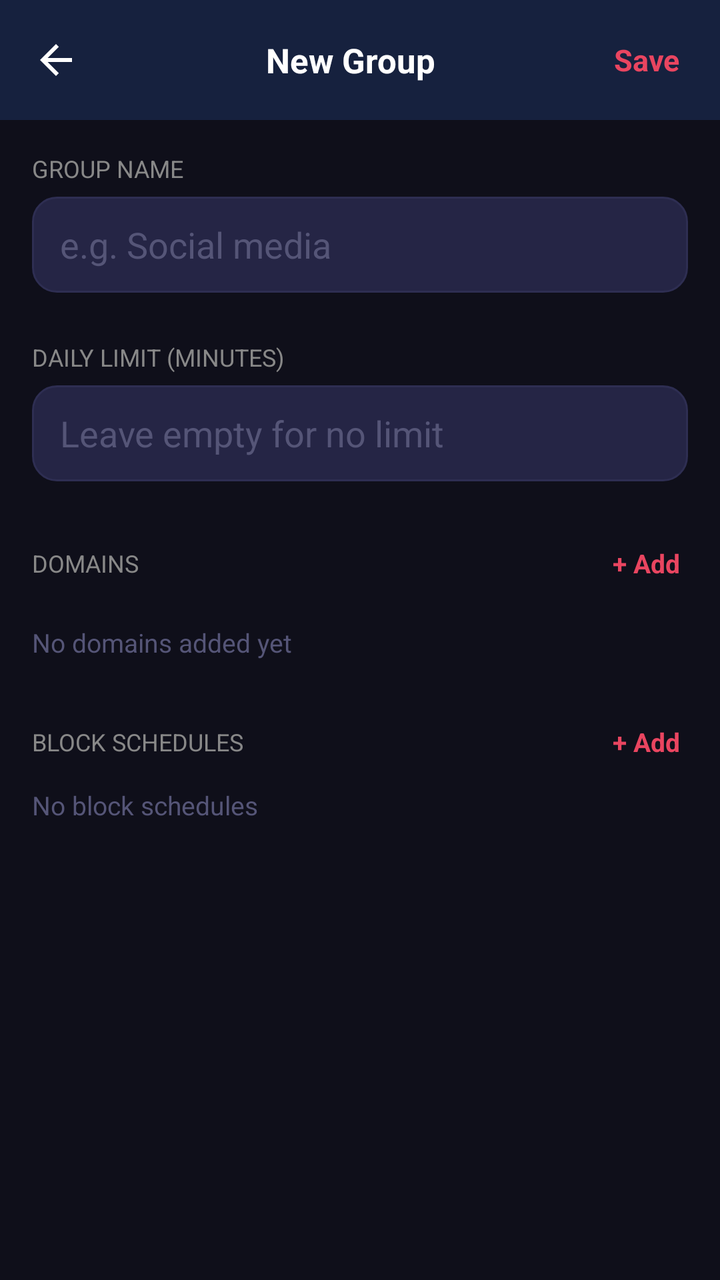
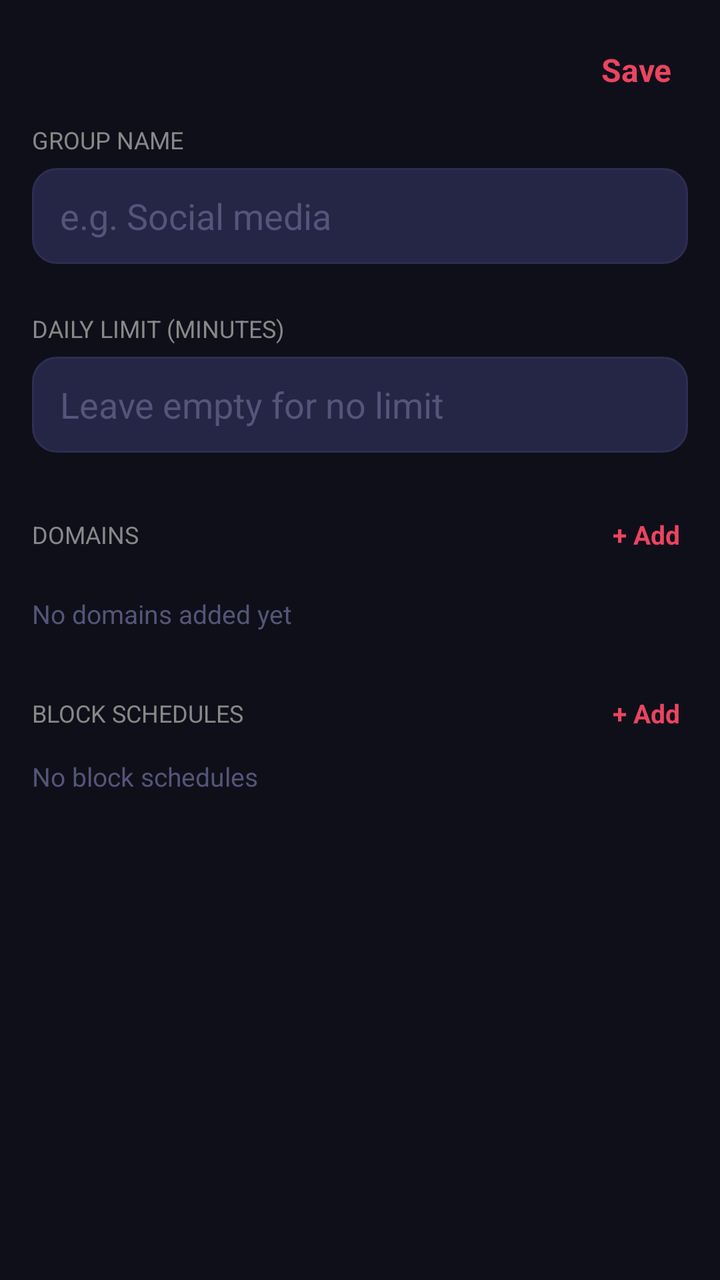

Compare the two renders of this Android layout. The source of the first and the diff that turns it into the second are given below.
<!-- AndroidManifest.xml: application theme Theme.ITNSecureBrowser -->
<!-- res/layout/activity_group_edit.xml -->
<?xml version="1.0" encoding="utf-8"?>
<FrameLayout xmlns:android="http://schemas.android.com/apk/res/android"
    xmlns:app="http://schemas.android.com/apk/res-auto"
    android:layout_width="match_parent"
    android:layout_height="match_parent"
    android:background="@color/bg_page">

    <LinearLayout
        android:layout_width="match_parent"
        android:layout_height="match_parent"
        android:orientation="vertical">

        
        <LinearLayout
            android:layout_width="match_parent"
            android:layout_height="60dp"
            android:orientation="horizontal"
            android:background="@color/bg_toolbar"
            android:gravity="center_vertical"
            android:paddingStart="4dp"
            android:paddingEnd="12dp">

            <ImageButton
                android:id="@+id/btnBack"
                android:layout_width="48dp"
                android:layout_height="48dp"
                android:src="@drawable/ic_back"
                android:background="?attr/selectableItemBackgroundBorderless"
                android:padding="12dp"
                android:contentDescription="@string/cd_back" />

            <TextView
                android:id="@+id/headerTitle"
                android:layout_width="0dp"
                android:layout_height="wrap_content"
                android:layout_weight="1"
                android:text="@string/new_group_title"
                android:textColor="@color/text_primary"
                android:textSize="17sp"
                android:textStyle="bold"
                android:gravity="center" />

            <TextView
                android:id="@+id/btnSave"
                android:layout_width="wrap_content"
                android:layout_height="wrap_content"
                android:text="@string/btn_save"
                android:textColor="@color/accent"
                android:textSize="15sp"
                android:textStyle="bold"
                android:padding="8dp"
                android:clickable="true"
                android:focusable="true"
                android:background="?attr/selectableItemBackgroundBorderless" />
        </LinearLayout>

        <ScrollView
            android:layout_width="match_parent"
            android:layout_height="0dp"
            android:layout_weight="1"
            android:clipToPadding="false"
            android:paddingBottom="80dp">

            <LinearLayout
                android:layout_width="match_parent"
                android:layout_height="wrap_content"
                android:orientation="vertical"
                android:padding="16dp">

                
                <TextView
                    android:layout_width="wrap_content"
                    android:layout_height="wrap_content"
                    android:text="@string/group_name_label"
                    android:textColor="@color/text_secondary"
                    android:textSize="12sp"
                    android:textAllCaps="true"
                    android:layout_marginBottom="6dp" />

                <EditText
                    android:id="@+id/inputGroupName"
                    android:layout_width="match_parent"
                    android:layout_height="48dp"
                    android:hint="@string/group_name_hint"
                    android:inputType="text"
                    android:textColor="@color/text_primary"
                    android:textColorHint="@color/text_hint"
                    android:background="@drawable/bg_field"
                    android:paddingStart="14dp"
                    android:paddingEnd="14dp"
                    android:layout_marginBottom="24dp"
                    android:imeOptions="actionNext" />

                
                <TextView
                    android:layout_width="wrap_content"
                    android:layout_height="wrap_content"
                    android:text="@string/group_daily_limit_label"
                    android:textColor="@color/text_secondary"
                    android:textSize="12sp"
                    android:textAllCaps="true"
                    android:layout_marginBottom="6dp" />

                <EditText
                    android:id="@+id/inputLimit"
                    android:layout_width="match_parent"
                    android:layout_height="48dp"
                    android:hint="@string/group_daily_limit_hint"
                    android:inputType="number"
                    android:textColor="@color/text_primary"
                    android:textColorHint="@color/text_hint"
                    android:background="@drawable/bg_field"
                    android:paddingStart="14dp"
                    android:paddingEnd="14dp"
                    android:layout_marginBottom="28dp"
                    android:imeOptions="actionDone" />

                
                <LinearLayout
                    android:layout_width="match_parent"
                    android:layout_height="wrap_content"
                    android:orientation="horizontal"
                    android:gravity="center_vertical"
                    android:layout_marginBottom="10dp">

                    <TextView
                        android:layout_width="0dp"
                        android:layout_height="wrap_content"
                        android:layout_weight="1"
                        android:text="@string/domains_label"
                        android:textColor="@color/text_secondary"
                        android:textSize="12sp"
                        android:textAllCaps="true" />

                    <TextView
                        android:id="@+id/btnAddDomain"
                        android:layout_width="wrap_content"
                        android:layout_height="wrap_content"
                        android:text="@string/btn_add_domain"
                        android:textColor="@color/accent"
                        android:textSize="13sp"
                        android:textStyle="bold"
                        android:padding="4dp"
                        android:clickable="true"
                        android:focusable="true" />
                </LinearLayout>

                
                <LinearLayout
                    android:id="@+id/domainsContainer"
                    android:layout_width="match_parent"
                    android:layout_height="wrap_content"
                    android:orientation="vertical"
                    android:layout_marginBottom="8dp" />

                <TextView
                    android:id="@+id/domainsEmptyHint"
                    android:layout_width="wrap_content"
                    android:layout_height="wrap_content"
                    android:text="@string/domains_empty_hint"
                    android:textColor="@color/text_hint"
                    android:textSize="13sp"
                    android:layout_marginBottom="28dp"
                    android:visibility="visible" />

                
                <LinearLayout
                    android:layout_width="match_parent"
                    android:layout_height="wrap_content"
                    android:orientation="horizontal"
                    android:gravity="center_vertical"
                    android:layout_marginBottom="10dp">

                    <TextView
                        android:layout_width="0dp"
                        android:layout_height="wrap_content"
                        android:layout_weight="1"
                        android:text="@string/schedules_label"
                        android:textColor="@color/text_secondary"
                        android:textSize="12sp"
                        android:textAllCaps="true" />

                    <TextView
                        android:id="@+id/btnAddSchedule"
                        android:layout_width="wrap_content"
                        android:layout_height="wrap_content"
                        android:text="@string/btn_add_schedule"
                        android:textColor="@color/accent"
                        android:textSize="13sp"
                        android:textStyle="bold"
                        android:padding="4dp"
                        android:clickable="true"
                        android:focusable="true" />
                </LinearLayout>

                
                <LinearLayout
                    android:id="@+id/schedulesContainer"
                    android:layout_width="match_parent"
                    android:layout_height="wrap_content"
                    android:orientation="vertical" />

                <TextView
                    android:id="@+id/schedulesEmptyHint"
                    android:layout_width="wrap_content"
                    android:layout_height="wrap_content"
                    android:text="@string/schedules_empty_hint"
                    android:textColor="@color/text_hint"
                    android:textSize="13sp"
                    android:visibility="visible" />

            </LinearLayout>
        </ScrollView>
    </LinearLayout>

</FrameLayout>
<!-- resources referenced by this layout -->
<resources>
  <color name="accent">#E94560</color>
  <color name="bg_page">#0F0F1A</color>
  <color name="bg_toolbar">#16213E</color>
  <color name="text_hint">#555577</color>
  <color name="text_primary">#FFFFFF</color>
  <color name="text_secondary">#888888</color>
  <!-- drawable bg_field (drawable) -->
  <?xml version="1.0" encoding="utf-8"?>
  <shape xmlns:android="http://schemas.android.com/apk/res/android"
      android:shape="rectangle">
      <corners android:radius="12dp" />
      <solid android:color="@color/bg_field" />
      <stroke
          android:width="1dp"
          android:color="@color/bg_card_stroke" />
  </shape>
  <!-- drawable ic_back (drawable) -->
  <vector xmlns:android="http://schemas.android.com/apk/res/android"
      android:width="24dp"
      android:height="24dp"
      android:viewportWidth="24"
      android:viewportHeight="24">
      <path
          android:fillColor="#FFFFFF"
          android:pathData="M20,11H7.83l5.59,-5.59L12,4l-8,8 8,8 1.41,-1.41L7.83,13H20v-2z" />
  </vector>
  <string name="btn_add_domain">+ Add</string>
  <string name="btn_add_schedule">+ Add</string>
  <string name="btn_save">Save</string>
  <string name="cd_back">Back</string>
  <string name="domains_empty_hint">No domains added yet</string>
  <string name="domains_label">Domains</string>
  <string name="group_daily_limit_hint">Leave empty for no limit</string>
  <string name="group_daily_limit_label">Daily limit (minutes)</string>
  <string name="group_name_hint">e.g. Social media</string>
  <string name="group_name_label">Group name</string>
  <string name="new_group_title">New Group</string>
  <string name="schedules_empty_hint">No block schedules</string>
  <string name="schedules_label">Block Schedules</string>
  <style name="Theme.ITNSecureBrowser" parent="Theme.MaterialComponents.DayNight.NoActionBar">
          <item name="colorPrimary">@color/tab_active</item>
          <item name="colorPrimaryVariant">@color/bg_tab_bar</item>
          <item name="colorOnPrimary">@color/text_primary</item>
          <item name="colorSecondary">@color/accent</item>
          <item name="colorOnSecondary">@color/text_primary</item>
          <item name="android:windowBackground">@color/bg_toolbar</item>
          <item name="android:statusBarColor">@color/bg_tab_bar</item>
          <item name="android:navigationBarColor">@color/bg_tab_bar</item>
          <item name="android:windowLightStatusBar">false</item>
      </style>
  <color name="bg_field">#252545</color>
  <color name="bg_card_stroke">#2E2E52</color>
  <color name="tab_active">#0F3460</color>
  <color name="bg_tab_bar">#1A1A2E</color>
</resources>

<!-- the commit's change to res/layout/activity_group_edit.xml (unified diff, before → after) -->
@@ -1,216 +1,174 @@
 <?xml version="1.0" encoding="utf-8"?>
-<FrameLayout xmlns:android="http://schemas.android.com/apk/res/android"
-    xmlns:app="http://schemas.android.com/apk/res-auto"
+<ScrollView xmlns:android="http://schemas.android.com/apk/res/android"
     android:layout_width="match_parent"
     android:layout_height="match_parent"
-    android:background="@color/bg_page">
+    android:background="#0F0F1A"
+    android:clipToPadding="false"
+    android:paddingBottom="80dp">
 
     <LinearLayout
         android:layout_width="match_parent"
-        android:layout_height="match_parent"
-        android:orientation="vertical">
+        android:layout_height="wrap_content"
+        android:orientation="vertical"
+        android:padding="16dp">
+
+        
+        <TextView
+            android:id="@+id/btnSave"
+            android:layout_width="wrap_content"
+            android:layout_height="wrap_content"
+            android:layout_gravity="end"
+            android:text="@string/btn_save"
+            android:textColor="@color/accent"
+            android:textSize="@dimen/text_sm"
+            android:textStyle="bold"
+            android:padding="8dp"
+            android:clickable="true"
+            android:focusable="true"
+            android:background="?attr/selectableItemBackgroundBorderless"
+            android:layout_marginBottom="8dp" />
+
+        
+        <TextView
+            android:layout_width="wrap_content"
+            android:layout_height="wrap_content"
+            android:text="@string/group_name_label"
+            android:textColor="@color/text_secondary"
+            android:textSize="12sp"
+            android:textAllCaps="true"
+            android:layout_marginBottom="6dp" />
+
+        <EditText
+            android:id="@+id/inputGroupName"
+            android:layout_width="match_parent"
+            android:layout_height="48dp"
+            android:hint="@string/group_name_hint"
+            android:inputType="text"
+            android:textColor="@color/text_primary"
+            android:textColorHint="@color/text_hint"
+            android:background="@drawable/bg_field"
+            android:paddingStart="14dp"
+            android:paddingEnd="14dp"
+            android:layout_marginBottom="24dp"
+            android:imeOptions="actionNext" />
+
+        
+        <TextView
+            android:layout_width="wrap_content"
+            android:layout_height="wrap_content"
+            android:text="@string/group_daily_limit_label"
+            android:textColor="@color/text_secondary"
+            android:textSize="12sp"
+            android:textAllCaps="true"
+            android:layout_marginBottom="6dp" />
+
+        <EditText
+            android:id="@+id/inputLimit"
+            android:layout_width="match_parent"
+            android:layout_height="48dp"
+            android:hint="@string/group_daily_limit_hint"
+            android:inputType="number"
+            android:textColor="@color/text_primary"
+            android:textColorHint="@color/text_hint"
+            android:background="@drawable/bg_field"
+            android:paddingStart="14dp"
+            android:paddingEnd="14dp"
+            android:layout_marginBottom="28dp"
+            android:imeOptions="actionDone" />
 
         
         <LinearLayout
             android:layout_width="match_parent"
-            android:layout_height="60dp"
+            android:layout_height="wrap_content"
             android:orientation="horizontal"
-            android:background="@color/bg_toolbar"
             android:gravity="center_vertical"
-            android:paddingStart="4dp"
-            android:paddingEnd="12dp">
-
-            <ImageButton
-                android:id="@+id/btnBack"
-                android:layout_width="48dp"
-                android:layout_height="48dp"
-                android:src="@drawable/ic_back"
-                android:background="?attr/selectableItemBackgroundBorderless"
-                android:padding="12dp"
-                android:contentDescription="@string/cd_back" />
+            android:layout_marginBottom="10dp">
 
             <TextView
-                android:id="@+id/headerTitle"
                 android:layout_width="0dp"
                 android:layout_height="wrap_content"
                 android:layout_weight="1"
-                android:text="@string/new_group_title"
-                android:textColor="@color/text_primary"
-                android:textSize="17sp"
-                android:textStyle="bold"
-                android:gravity="center" />
+                android:text="@string/domains_label"
+                android:textColor="@color/text_secondary"
+                android:textSize="12sp"
+                android:textAllCaps="true" />
 
             <TextView
-                android:id="@+id/btnSave"
+                android:id="@+id/btnAddDomain"
                 android:layout_width="wrap_content"
                 android:layout_height="wrap_content"
-                android:text="@string/btn_save"
+                android:text="@string/btn_add_domain"
                 android:textColor="@color/accent"
-                android:textSize="15sp"
+                android:textSize="13sp"
                 android:textStyle="bold"
-                android:padding="8dp"
+                android:padding="4dp"
                 android:clickable="true"
-                android:focusable="true"
-                android:background="?attr/selectableItemBackgroundBorderless" />
+                android:focusable="true" />
         </LinearLayout>
 
-        <ScrollView
+        
+        <LinearLayout
+            android:id="@+id/domainsContainer"
             android:layout_width="match_parent"
-            android:layout_height="0dp"
-            android:layout_weight="1"
-            android:clipToPadding="false"
-            android:paddingBottom="80dp">
+            android:layout_height="wrap_content"
+            android:orientation="vertical"
+            android:layout_marginBottom="8dp" />
 
-            <LinearLayout
-                android:layout_width="match_parent"
+        <TextView
+            android:id="@+id/domainsEmptyHint"
+            android:layout_width="wrap_content"
+            android:layout_height="wrap_content"
+            android:text="@string/domains_empty_hint"
+            android:textColor="@color/text_hint"
+            android:textSize="13sp"
+            android:layout_marginBottom="28dp"
+            android:visibility="visible" />
+
+        
+        <LinearLayout
+            android:layout_width="match_parent"
+            android:layout_height="wrap_content"
+            android:orientation="horizontal"
+            android:gravity="center_vertical"
+            android:layout_marginBottom="10dp">
+
+            <TextView
+                android:layout_width="0dp"
                 android:layout_height="wrap_content"
-                android:orientation="vertical"
-                android:padding="16dp">
+                android:layout_weight="1"
+                android:text="@string/schedules_label"
+                android:textColor="@color/text_secondary"
+                android:textSize="12sp"
+                android:textAllCaps="true" />
 
-                
-                <TextView
-                    android:layout_width="wrap_content"
-                    android:layout_height="wrap_content"
-                    android:text="@string/group_name_label"
-                    android:textColor="@color/text_secondary"
-                    android:textSize="12sp"
-                    android:textAllCaps="true"
-                    android:layout_marginBottom="6dp" />
+            <TextView
+                android:id="@+id/btnAddSchedule"
+                android:layout_width="wrap_content"
+                android:layout_height="wrap_content"
+                android:text="@string/btn_add_schedule"
+                android:textColor="@color/accent"
+                android:textSize="13sp"
+                android:textStyle="bold"
+                android:padding="4dp"
+                android:clickable="true"
+                android:focusable="true" />
+        </LinearLayout>
 
-                <EditText
-                    android:id="@+id/inputGroupName"
-                    android:layout_width="match_parent"
-                    android:layout_height="48dp"
-                    android:hint="@string/group_name_hint"
-                    android:inputType="text"
-                    android:textColor="@color/text_primary"
-                    android:textColorHint="@color/text_hint"
-                    android:background="@drawable/bg_field"
-                    android:paddingStart="14dp"
-                    android:paddingEnd="14dp"
-                    android:layout_marginBottom="24dp"
-                    android:imeOptions="actionNext" />
+        
+        <LinearLayout
+            android:id="@+id/schedulesContainer"
+            android:layout_width="match_parent"
+            android:layout_height="wrap_content"
+            android:orientation="vertical" />
 
-                
-                <TextView
-                    android:layout_width="wrap_content"
-                    android:layout_height="wrap_content"
-                    android:text="@string/group_daily_limit_label"
-                    android:textColor="@color/text_secondary"
-                    android:textSize="12sp"
-                    android:textAllCaps="true"
-                    android:layout_marginBottom="6dp" />
+        <TextView
+            android:id="@+id/schedulesEmptyHint"
+            android:layout_width="wrap_content"
+            android:layout_height="wrap_content"
+            android:text="@string/schedules_empty_hint"
+            android:textColor="@color/text_hint"
+            android:textSize="13sp"
+            android:visibility="visible" />
 
-                <EditText
-                    android:id="@+id/inputLimit"
-                    android:layout_width="match_parent"
-                    android:layout_height="48dp"
-                    android:hint="@string/group_daily_limit_hint"
-                    android:inputType="number"
-                    android:textColor="@color/text_primary"
-                    android:textColorHint="@color/text_hint"
-                    android:background="@drawable/bg_field"
-                    android:paddingStart="14dp"
-                    android:paddingEnd="14dp"
-                    android:layout_marginBottom="28dp"
-                    android:imeOptions="actionDone" />
-
-                
-                <LinearLayout
-                    android:layout_width="match_parent"
-                    android:layout_height="wrap_content"
-                    android:orientation="horizontal"
-                    android:gravity="center_vertical"
-                    android:layout_marginBottom="10dp">
-
-                    <TextView
-                        android:layout_width="0dp"
-                        android:layout_height="wrap_content"
-                        android:layout_weight="1"
-                        android:text="@string/domains_label"
-                        android:textColor="@color/text_secondary"
-                        android:textSize="12sp"
-                        android:textAllCaps="true" />
-
-                    <TextView
-                        android:id="@+id/btnAddDomain"
-                        android:layout_width="wrap_content"
-                        android:layout_height="wrap_content"
-                        android:text="@string/btn_add_domain"
-                        android:textColor="@color/accent"
-                        android:textSize="13sp"
-                        android:textStyle="bold"
-                        android:padding="4dp"
-                        android:clickable="true"
-                        android:focusable="true" />
-                </LinearLayout>
-
-                
-                <LinearLayout
-                    android:id="@+id/domainsContainer"
-                    android:layout_width="match_parent"
-                    android:layout_height="wrap_content"
-                    android:orientation="vertical"
-                    android:layout_marginBottom="8dp" />
-
-                <TextView
-                    android:id="@+id/domainsEmptyHint"
-                    android:layout_width="wrap_content"
-                    android:layout_height="wrap_content"
-                    android:text="@string/domains_empty_hint"
-                    android:textColor="@color/text_hint"
-                    android:textSize="13sp"
-                    android:layout_marginBottom="28dp"
-                    android:visibility="visible" />
-
-                
-                <LinearLayout
-                    android:layout_width="match_parent"
-                    android:layout_height="wrap_content"
-                    android:orientation="horizontal"
-                    android:gravity="center_vertical"
-                    android:layout_marginBottom="10dp">
-
-                    <TextView
-                        android:layout_width="0dp"
-                        android:layout_height="wrap_content"
-                        android:layout_weight="1"
-                        android:text="@string/schedules_label"
-                        android:textColor="@color/text_secondary"
-                        android:textSize="12sp"
-                        android:textAllCaps="true" />
-
-                    <TextView
-                        android:id="@+id/btnAddSchedule"
-                        android:layout_width="wrap_content"
-                        android:layout_height="wrap_content"
-                        android:text="@string/btn_add_schedule"
-                        android:textColor="@color/accent"
-                        android:textSize="13sp"
-                        android:textStyle="bold"
-                        android:padding="4dp"
-                        android:clickable="true"
-                        android:focusable="true" />
-                </LinearLayout>
-
-                
-                <LinearLayout
-                    android:id="@+id/schedulesContainer"
-                    android:layout_width="match_parent"
-                    android:layout_height="wrap_content"
-                    android:orientation="vertical" />
-
-                <TextView
-                    android:id="@+id/schedulesEmptyHint"
-                    android:layout_width="wrap_content"
-                    android:layout_height="wrap_content"
-                    android:text="@string/schedules_empty_hint"
-                    android:textColor="@color/text_hint"
-                    android:textSize="13sp"
-                    android:visibility="visible" />
-
-            </LinearLayout>
-        </ScrollView>
     </LinearLayout>
-
-</FrameLayout>
+</ScrollView>
<!-- resource entries referenced after the edit -->
@@ -1,11 +1,11 @@
 <!-- resources referenced by this layout -->
 <resources>
   <color name="accent">#E94560</color>
-  <color name="bg_page">#0F0F1A</color>
   <color name="bg_toolbar">#16213E</color>
   <color name="text_hint">#555577</color>
   <color name="text_primary">#FFFFFF</color>
   <color name="text_secondary">#888888</color>
+  <dimen name="text_sm">16sp</dimen>
   <!-- drawable bg_field (drawable) -->
   <?xml version="1.0" encoding="utf-8"?>
   <shape xmlns:android="http://schemas.android.com/apk/res/android"
@@ -16,27 +16,15 @@
           android:width="1dp"
           android:color="@color/bg_card_stroke" />
   </shape>
-  <!-- drawable ic_back (drawable) -->
-  <vector xmlns:android="http://schemas.android.com/apk/res/android"
-      android:width="24dp"
-      android:height="24dp"
-      android:viewportWidth="24"
-      android:viewportHeight="24">
-      <path
-          android:fillColor="#FFFFFF"
-          android:pathData="M20,11H7.83l5.59,-5.59L12,4l-8,8 8,8 1.41,-1.41L7.83,13H20v-2z" />
-  </vector>
   <string name="btn_add_domain">+ Add</string>
   <string name="btn_add_schedule">+ Add</string>
   <string name="btn_save">Save</string>
-  <string name="cd_back">Back</string>
   <string name="domains_empty_hint">No domains added yet</string>
   <string name="domains_label">Domains</string>
   <string name="group_daily_limit_hint">Leave empty for no limit</string>
   <string name="group_daily_limit_label">Daily limit (minutes)</string>
   <string name="group_name_hint">e.g. Social media</string>
   <string name="group_name_label">Group name</string>
-  <string name="new_group_title">New Group</string>
   <string name="schedules_empty_hint">No block schedules</string>
   <string name="schedules_label">Block Schedules</string>
   <style name="Theme.ITNSecureBrowser" parent="Theme.MaterialComponents.DayNight.NoActionBar">
